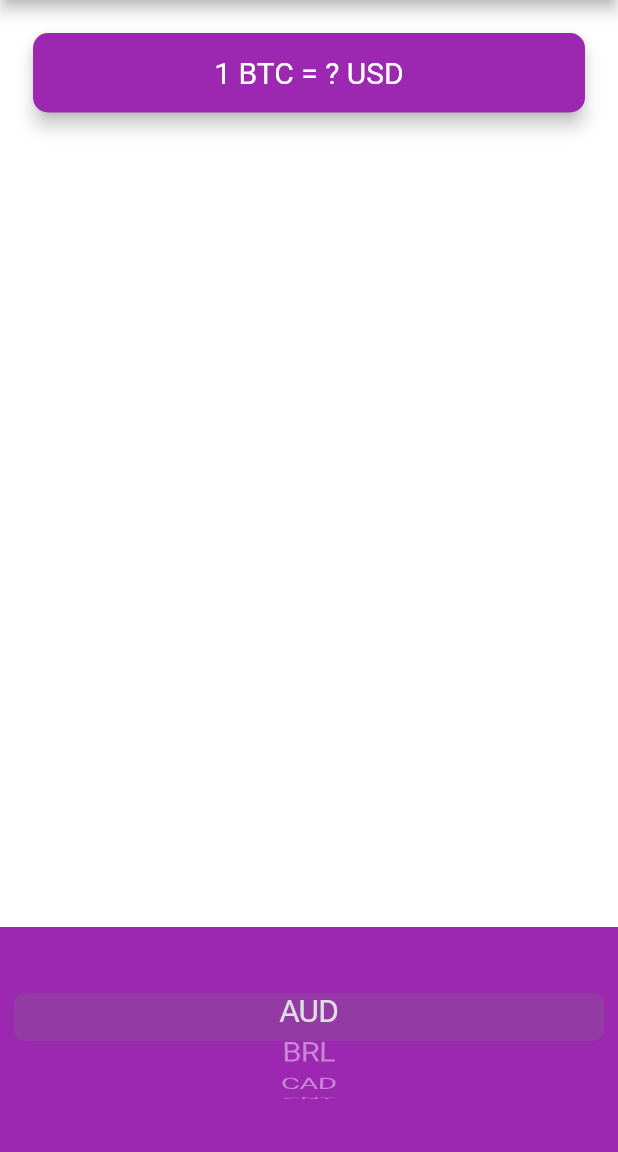
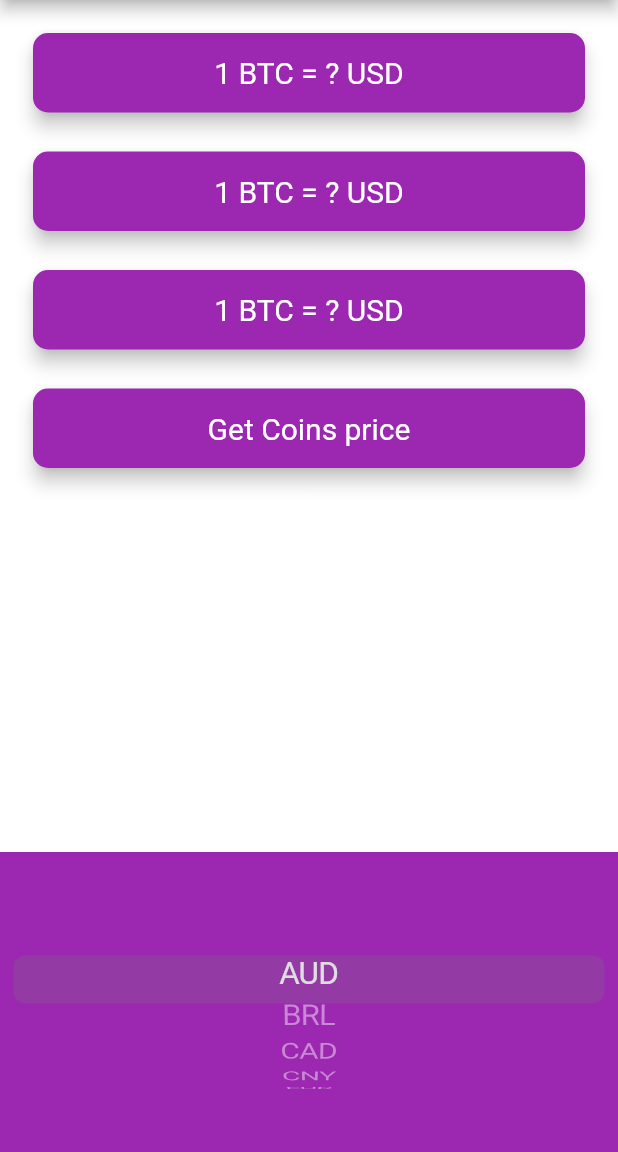
Before and after one commit to MarcusXavierr/bitcoin-today, a Flutter app: the screen it shows after launch, on a phone screen of 412 x 824 dp, the part 84-1236 px from its top. Run offline on Flutter 3.47's test engine with Material 2 defaults, Android fonts, the phone set to English and light mode, and no system bars.

Commit message:
add other buttons

```diff
--- a/lib/price_screen.dart
+++ b/lib/price_screen.dart
@@ -92,7 +92,21 @@ class _PriceScreenState extends State<PriceScreen> {
         mainAxisAlignment: MainAxisAlignment.spaceBetween,
         crossAxisAlignment: CrossAxisAlignment.stretch,
         children: <Widget>[
-          Padding(
+          Column(
+            crossAxisAlignment: CrossAxisAlignment.stretch,
+            children: <Widget>[
+              CoinWidget(
+                coinType: 'BTC',
+              ),
+              CoinWidget(
+                coinType: 'UTC',
+              ),
+              CoinWidget(
+                coinType: 'ETH',
+              ),
+              GestureDetector(
+                onTap: () => print('Works'),
+                child: Padding(
                   padding: EdgeInsets.fromLTRB(18.0, 18.0, 18.0, 0),
                   child: Card(
                     color: Colors.purple,
@@ -100,7 +114,58 @@ class _PriceScreenState extends State<PriceScreen> {
                     shape: RoundedRectangleBorder(
                       borderRadius: BorderRadius.circular(10.0),
                     ),
-              child: Padding(
+                    child: Column(
+                      children: <Widget>[
+                        Padding(
+                          padding: EdgeInsets.symmetric(
+                              vertical: 15.0, horizontal: 28.0),
+                          child: Text(
+                            'Get Coins price',
+                            textAlign: TextAlign.center,
+                            style: TextStyle(
+                              fontSize: 20.0,
+                              color: Colors.white,
+                            ),
+                          ),
+                        ),
+                      ],
+                    ),
+                  ),
+                ),
+              )
+            ],
+          ),
+          Container(
+            height: 200.0,
+            alignment: Alignment.center,
+            padding: EdgeInsets.only(bottom: 30.0),
+            color: Colors.purple,
+            child: getPicker(),
+          ),
+        ],
+      ),
+    );
+  }
+}
+
+class CoinWidget extends StatelessWidget {
+  CoinWidget({this.coinType});
+
+  final String coinType;
+
+  @override
+  Widget build(BuildContext context) {
+    return Padding(
+      padding: EdgeInsets.fromLTRB(18.0, 18.0, 18.0, 0),
+      child: Card(
+        color: Colors.purple,
+        elevation: 5.0,
+        shape: RoundedRectangleBorder(
+          borderRadius: BorderRadius.circular(10.0),
+        ),
+        child: Column(
+          children: <Widget>[
+            Padding(
               padding: EdgeInsets.symmetric(vertical: 15.0, horizontal: 28.0),
               child: Text(
                 '1 BTC = ? USD',
@@ -111,16 +176,8 @@ class _PriceScreenState extends State<PriceScreen> {
                 ),
               ),
             ),
+          ],
         ),
-          ),
-          Container(
-            height: 150.0,
-            alignment: Alignment.center,
-            padding: EdgeInsets.only(bottom: 30.0),
-            color: Colors.purple,
-            child: getPicker(),
-          ),
-        ],
       ),
     );
   }
```
Lines whose indentation alone changed are shown as unchanged.
